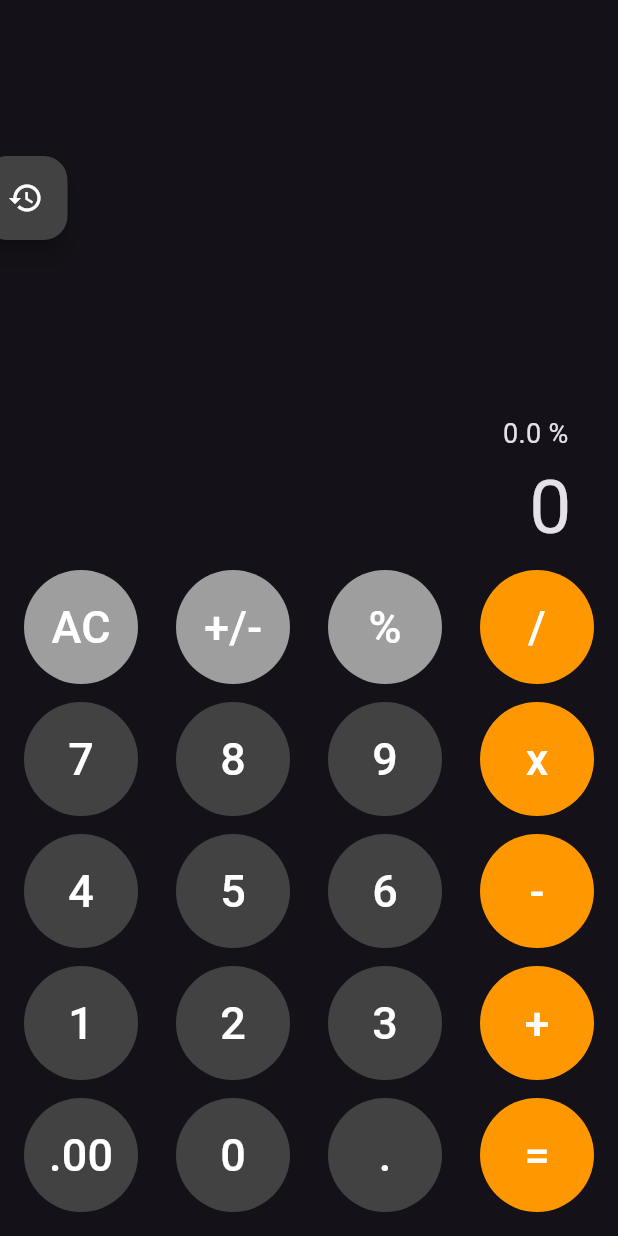
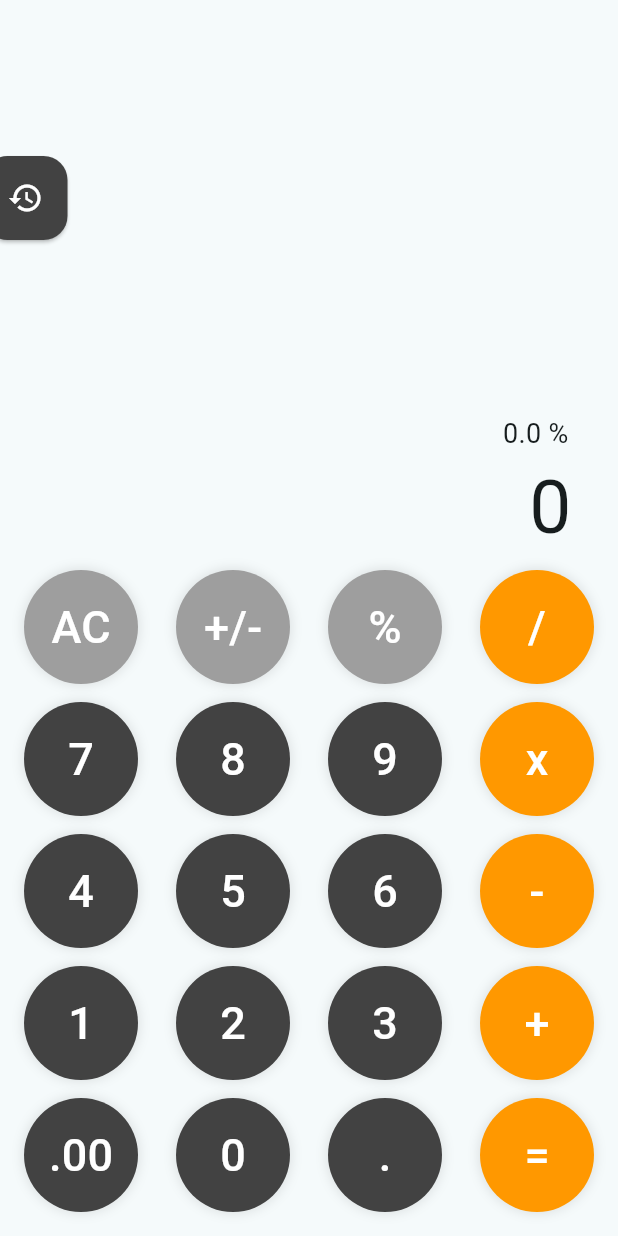
Before and after one commit to igorjosecm/calculator-flutter, a Flutter app: the screen it shows after launch, after a tap on an icon or button, on a phone screen of 412 x 824 dp. Run offline on Flutter 3.47's test engine with Material 3 defaults, Android fonts, the phone set to English and light mode, and no system bars; our stand-ins replace google_fonts.

Commit message:
fixed issues

```diff
--- a/lib/main.dart
+++ b/lib/main.dart
@@ -17,7 +17,7 @@ class MyApp extends StatelessWidget {
         colorScheme: ColorScheme.fromSeed(seedColor: Colors.grey),
         useMaterial3: true,
       ),
-      themeMode: ThemeMode.dark,
+      themeMode: ThemeMode.system,
       darkTheme:
           ThemeData(brightness: Brightness.dark, primarySwatch: Colors.grey),
       home: const MyHomePage(title: 'Calculator Home Page'),
--- a/lib/screens/home_page.dart
+++ b/lib/screens/home_page.dart
@@ -48,11 +48,12 @@ class _MyHomePageState extends State<MyHomePage> {
       case '8':
       case '9':
       case '.00':
-        if (_counter == '0') {
+        if (key == '.00' && _counter.contains('.')) {
+        } else if (_counter == '0') {
           setState(() {
             _counter = key;
           });
-        } else if (_counter.length < 10) {
+        } else if (_counter.length < 9) {
           setState(() {
             _counter += key;
           });
@@ -168,7 +169,7 @@ class _MyHomePageState extends State<MyHomePage> {
         }
 
         if (operation == '+') {
-          result = firstCounter + (double.parse(_counter));
+          result = firstCounter + (double.parse(_counter)) - 10;
           setState(() {
             _newCounter = _counter;
           });
@@ -191,7 +192,7 @@ class _MyHomePageState extends State<MyHomePage> {
 
         if (result.abs() < 1) {
           setState(() {
-          result = double.parse(result.toStringAsFixed(9));
+            result = double.parse(result.toStringAsFixed(9));
             _counter = result.toString();
           });
           if (result.abs() < 0.00005) {
@@ -291,6 +292,7 @@ class _MyHomePageState extends State<MyHomePage> {
             left: 5.0,
             top: 120,
             child: FloatingActionButton(
+              elevation: 1,
               backgroundColor: Colors.grey[800] as Color,
               onPressed: () {
                 _scaffoldKey.currentState?.openDrawer();
--- a/lib/util/custom_drawer.dart
+++ b/lib/util/custom_drawer.dart
@@ -15,6 +15,7 @@ class OperationsHistoryDrawer extends StatelessWidget {
     return SafeArea(
       top: true,
       child: Drawer(
+        elevation: 0,
         child: Column(
           crossAxisAlignment: CrossAxisAlignment.stretch,
           children: [
@@ -23,7 +24,7 @@ class OperationsHistoryDrawer extends StatelessWidget {
               child: DrawerHeader(
                 decoration: const BoxDecoration(
                   borderRadius: BorderRadius.only(
-                    topRight: Radius.circular(20),
+                    topRight: Radius.circular(10),
                   ),
                   color: Colors.orange,
                 ),
```
Also changed, not shown: lib/util/custom_buttons.dart (+10 -56 lines).
